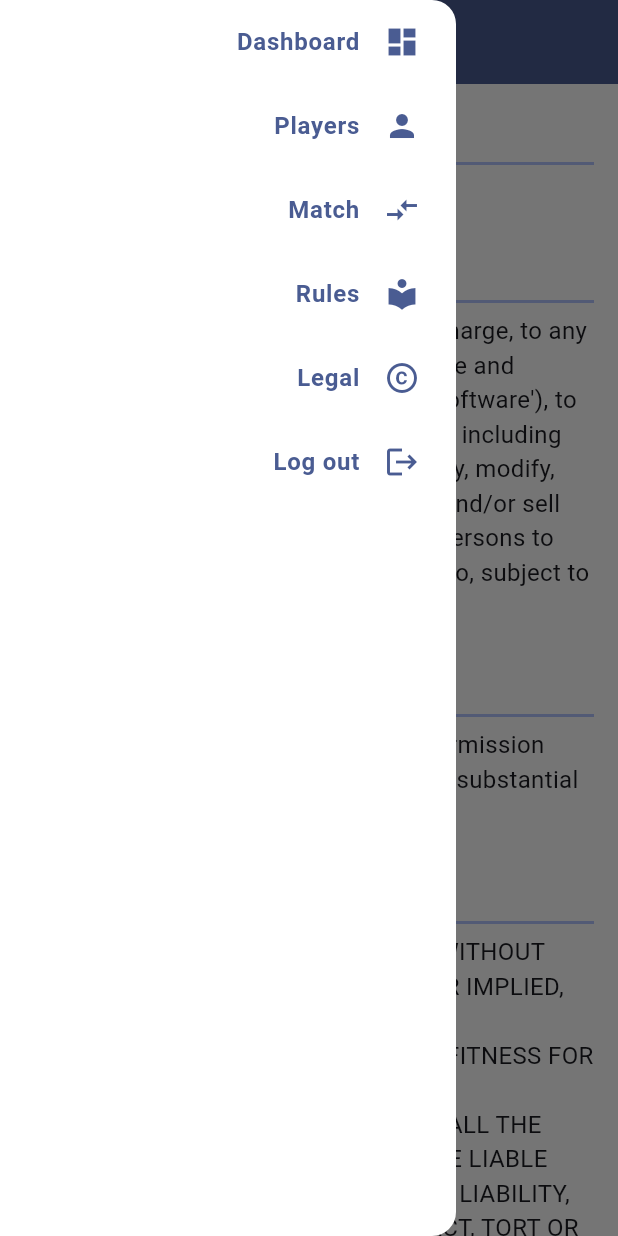
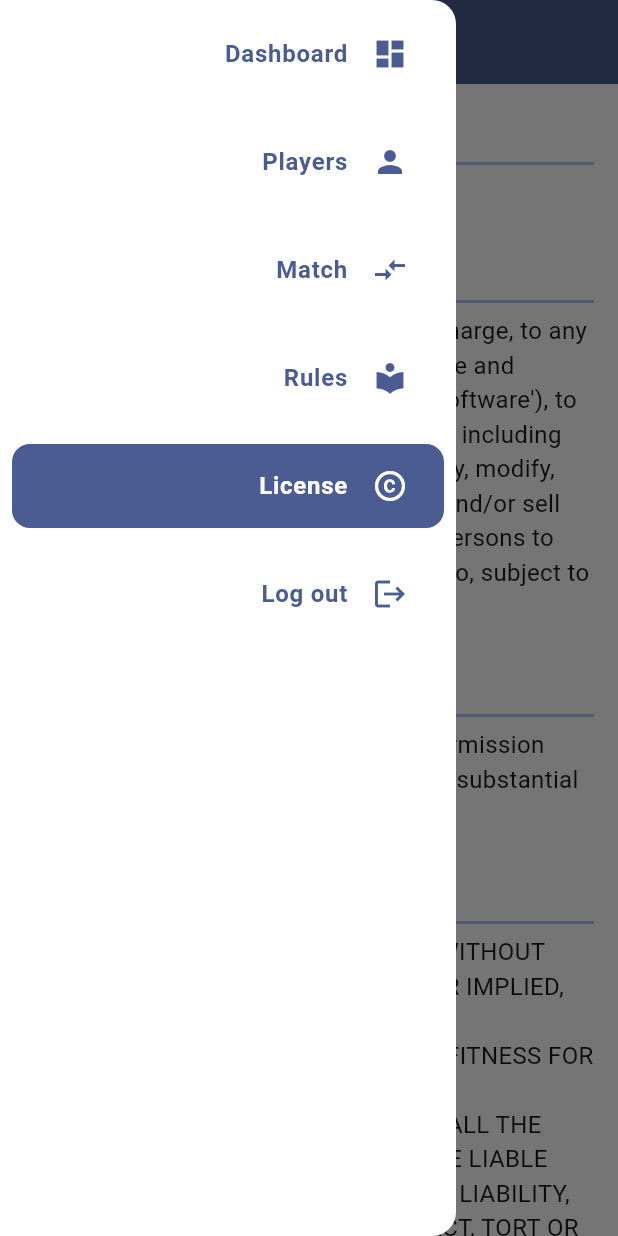
Before and after one commit to 1Tatsumaru1/lbpool, a Flutter app: the LegalView screen opened directly, with the side drawer open, on a phone screen of 412 x 824 dp. Run offline on Flutter 3.47's test engine with Material 3 defaults, Android fonts, the phone set to English and light mode, and no system bars; our stand-ins replace connectivity_plus, fl_chart, flutter_colorpicker, flutter_riverpod, flutter_secure_storage, internet_connection_checker_plus; accounts and stored records are empty.

Commit message:
Added menu default visibility on large screen, players rank highlighting, fixed several authentication issues

```diff
--- a/lib/views/legal_view.dart
+++ b/lib/views/legal_view.dart
@@ -1,4 +1,4 @@
-import 'package:lbpool/widgets/custom_drawer.dart';
+import 'package:lbpool/widgets/responsive_scaffold.dart';
 import 'package:lbpool/widgets/text_section.dart';
 import 'package:flutter/material.dart';
 
@@ -28,16 +28,7 @@ class LegalView extends StatelessWidget {
 
   @override
   Widget build(BuildContext context) {
-    return Scaffold(
-      backgroundColor: Colors.white, // Couleur de fond
-      drawer: CustomDrawer(context: context),
-      appBar: AppBar(
-        title: Text('License'),
-        backgroundColor: Theme.of(context).colorScheme.primary,
-        foregroundColor: Theme.of(context).colorScheme.onPrimary,
-        scrolledUnderElevation: 0,
-      ),
-      body: SingleChildScrollView(
+    final Widget mainContent = SingleChildScrollView(
       child: Padding(
         padding: const EdgeInsets.all(16.0),
         child: Column(
@@ -53,7 +44,23 @@ class LegalView extends StatelessWidget {
           }).toList(),
         ),
       ),
-      ),
     );
+
+    return ResponsiveScaffold(
+      title: 'License',
+      body: mainContent,
+    );
+
+    // return Scaffold(
+    //   backgroundColor: Colors.white, // Couleur de fond
+    //   drawer: CustomDrawer(context: context),
+    //   appBar: AppBar(
+    //     title: Text('License'),
+    //     backgroundColor: Theme.of(context).colorScheme.primary,
+    //     foregroundColor: Theme.of(context).colorScheme.onPrimary,
+    //     scrolledUnderElevation: 0,
+    //   ),
+    //   body:
+    // );
   }
 }
--- a/lib/widgets/custom_drawer.dart
+++ b/lib/widgets/custom_drawer.dart
@@ -10,9 +10,10 @@ import 'package:lbpool/views/rules_view.dart';
 import 'package:lbpool/widgets/drawer_item.dart';
 
 class CustomDrawer extends StatelessWidget {
-  const CustomDrawer({super.key, required this.context});
+  const CustomDrawer({super.key, required this.context, required this.selectedRoute});
 
   final BuildContext context;
+  final String selectedRoute;
   final FlutterSecureStorage _storage = const FlutterSecureStorage();
 
   Future<int> _getUserId() async {
@@ -33,22 +34,40 @@ class CustomDrawer extends StatelessWidget {
           return Text('Erreur : ${snapshot.error}');
         }
         final userId = snapshot.data ?? 0;
+
+        List<Map<String, dynamic>> routes = [
+          {'name': 'Dashboard', 'iconData': Icons.dashboard, 'screen': DashboardView(playerId: userId, isSelf: true,)},
+          {'name': 'Players', 'iconData': Icons.person, 'screen': PlayersView()},
+          {'name': 'Match', 'iconData': Icons.compare_arrows, 'screen': MatchView()},
+          {'name': 'Rules', 'iconData': Icons.local_library, 'screen': RulesView()},
+          {'name': 'License', 'iconData': Icons.copyright, 'screen': LegalView()},
+          {'name': 'Log out', 'iconData': Icons.logout, 'screen': LoginView()},
+        ];
+
         return Drawer(
           backgroundColor: Colors.white,
           child: SafeArea(
             child: Column(
               mainAxisAlignment: MainAxisAlignment.start,
-              children: [
-                DrawerItem(context: context, title: 'Dashboard', iconData: Icons.dashboard, destination: DashboardView(playerId: userId, isSelf: true,)),
-                DrawerItem(context: context, title: 'Players', iconData: Icons.person, destination: PlayersView()),
-                DrawerItem(context: context, title: 'Match', iconData: Icons.compare_arrows, destination: MatchView()),
-                // DrawerItem(context: context, title: 'Tournament', iconData: Icons.account_tree, destination: MatchView()),
-                // DrawerItem(context: context, title: 'Championship', iconData: Icons.emoji_events, destination: MatchView()),
-                // DrawerItem(context: context, title: 'Feed', iconData: Icons.newspaper, destination: MatchView()),
-                DrawerItem(context: context, title: 'Rules', iconData: Icons.local_library, destination: RulesView()),
-                DrawerItem(context: context, title: 'Legal', iconData: Icons.copyright, destination: LegalView()),
-                DrawerItem(context: context, title: 'Log out', iconData: Icons.logout, destination: LoginView()),
-              ],
+              children: routes.map((r) {
+                return DrawerItem(
+                  context: context,
+                  title: r['name'],
+                  iconData: r['iconData'],
+                  destination: r['screen'],
+                  isSelected: (selectedRoute == r['name']),
+                );
+              }).toList()
+
+              //  [
+              //   DrawerItem(context: context, title: 'Dashboard', iconData: Icons.dashboard, destination: DashboardView(playerId: userId, isSelf: true,)),
+              //   DrawerItem(context: context, title: 'Players', iconData: Icons.person, destination: PlayersView()),
+              //   DrawerItem(context: context, title: 'Match', iconData: Icons.compare_arrows, destination: MatchView()),
+              //   // DrawerItem(context: context, title: 'Feed', iconData: Icons.newspaper, destination: MatchView()),
+              //   DrawerItem(context: context, title: 'Rules', iconData: Icons.local_library, destination: RulesView()),
+              //   DrawerItem(context: context, title: 'License', iconData: Icons.copyright, destination: LegalView()),
+              //   DrawerItem(context: context, title: 'Log out', iconData: Icons.logout, destination: LoginView()),
+              // ],
             )
           ),
         );
--- a/lib/widgets/drawer_item.dart
+++ b/lib/widgets/drawer_item.dart
@@ -1,29 +1,39 @@
 import 'package:flutter/material.dart';
 
 class DrawerItem extends StatelessWidget {
-  const DrawerItem({super.key, required this.context, required this.title, required this.iconData, required this.destination});
+  const DrawerItem({super.key, required this.context, required this.title, required this.iconData, required this.destination, this.isSelected = false});
 
   final BuildContext context;
   final String title;
   final IconData iconData;
   final Widget destination;
+  final bool isSelected;
 
   @override
   Widget build(BuildContext context) {
-    return InkWell(
+    return Padding(
+      padding: const EdgeInsets.all(8.0),
+      child: InkWell(
+        child: Container(
+          decoration: BoxDecoration(
+            color: isSelected ? Theme.of(context).colorScheme.primary : null,
+            borderRadius: BorderRadius.circular(12)
+          ),
           child: ListTile(
             title: Text(
               title,
               textAlign: TextAlign.end,
               style: TextStyle(
-            color: ColorScheme.of(context).primary,
+                color: isSelected ? Colors.white : ColorScheme.of(context).primary,
                 fontWeight: FontWeight.bold
               )
             ),
-        trailing: Icon(iconData, color: ColorScheme.of(context).primary,),
-        onTap: () {
+            trailing: Icon(iconData, color: isSelected ? Colors.white : ColorScheme.of(context).primary,),
+            onTap: isSelected ? null : () {
               Navigator.of(context).pushReplacement(MaterialPageRoute(builder: (context) => destination));
             },
+          ),
+        ),
       ),
     );
   }
--- /dev/null
+++ b/lib/widgets/responsive_scaffold.dart
@@ -0,0 +1,44 @@
+import 'package:flutter/material.dart';
+import 'package:lbpool/widgets/custom_drawer.dart';
+
+class ResponsiveScaffold extends StatelessWidget {
+  const ResponsiveScaffold({super.key, required this.title, required this.body, this.barAction, this.isRootscreen = true});
+
+  final String title;
+  final Widget body;
+  final Widget? barAction;
+  final bool isRootscreen;
+
+  @override
+  Widget build(BuildContext context) {
+    final bool isLargeScreen = MediaQuery.of(context).size.width > 800;
+
+    final Widget content = Scaffold(
+      drawer: (isLargeScreen) ? null : CustomDrawer(context: context, selectedRoute: title,),
+      appBar: AppBar(
+        title: Text(title),
+        backgroundColor: ColorScheme.of(context).primary,
+        foregroundColor: ColorScheme.of(context).onPrimary,
+        scrolledUnderElevation: 0,
+        actions: (barAction == null) ? null : [barAction!],
+      ),
+      backgroundColor: Colors.white,
+      body: body,
+    );
+
+    return (isLargeScreen)
+      ? SafeArea(
+        child: Row(
+          children: [
+            SizedBox(
+              width: 250,
+              child: CustomDrawer(context: context, selectedRoute: title,),
+            ),
+            VerticalDivider(width: 1),
+            Expanded(child: content),
+          ],
+        ),
+      )
+      : content;
+  }
+}
--- a/pubspec.yaml
+++ b/pubspec.yaml
@@ -1,7 +1,7 @@
 name: lbpool
 description: "A new Flutter project."
 publish_to: 'none'
-version: 0.1.0
+version: 0.1.1+2
 
 environment:
   sdk: ^3.7.2
```
Also changed, not shown: lib/services/http_service.dart (+10 -9 lines), lib/views/championship_view.dart (deleted, +0 -20 lines), lib/views/dashboard_view.dart (+14 -9 lines), lib/views/match_creation_view.dart (+16 -10 lines), lib/views/match_result_view.dart (+19 -11 lines), lib/views/match_score_view.dart (+16 -10 lines), lib/views/match_view.dart (+31 -14 lines), lib/views/players_view.dart (+47 -16 lines), lib/views/rules_view.dart (+19 -12 lines), lib/views/tournament_view.dart (deleted, +0 -20 lines), 1 other file. Lines whose indentation alone changed are shown as unchanged.
